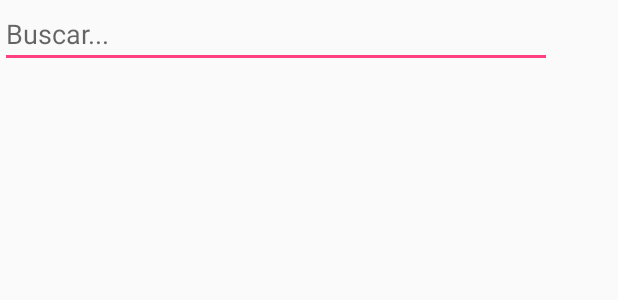
After one commit to luisf11/youtube-android-client, an Android app: the layout activity_search.xml on its own in the app's theme, with its tools: preview values and no code run, on a phone screen of 412 x 824 dp. The commit adds this screen. Shown: the top 300 px of the screen. Run offline under Robolectric (Android 15) with nearby library versions, the phone set to English and light mode, and no system bars.

Commit message:
layout changes

```diff
--- /dev/null
+++ b/app/src/main/res/layout/activity_search.xml
@@ -0,0 +1,23 @@
+<?xml version="1.0" encoding="utf-8"?>
+<LinearLayout xmlns:android="http://schemas.android.com/apk/res/android"
+    android:layout_width="match_parent"
+    android:layout_height="match_parent"
+    android:orientation="vertical"
+    >
+
+    <EditText
+        android:id="@+id/search_input"
+        android:layout_width="368dp"
+        android:layout_height="wrap_content"
+        android:hint="Buscar..."
+        android:singleLine="true"
+         />
+
+    <ListView
+        android:id="@+id/videos_found"
+        android:layout_width="0dp"
+        android:layout_height="0dp"
+        android:dividerHeight="5dp"
+         />
+
+</LinearLayout>
--- a/app/src/main/res/menu/menu_main.xml
+++ b/app/src/main/res/menu/menu_main.xml
@@ -1,7 +1,7 @@
 <menu xmlns:android="http://schemas.android.com/apk/res/android"
     xmlns:app="http://schemas.android.com/apk/res-auto"
     xmlns:tools="http://schemas.android.com/tools"
-    tools:context="com.example.luisf11.youtubeclient.MainActivity">
+    tools:context="com.example.luisf11.youtubeclient.SearchActivity">
     <item
         android:id="@+id/action_settings"
         android:orderInCategory="100"
```
Also changed, not shown: app/src/main/AndroidManifest.xml (+7 -3 lines), app/src/main/java/com/example/luisf11/youtubeclient/SearchActivity.java (renamed from app/src/main/java/com/example/luisf11/youtubeclient/MainActivity.java, +7 -4 lines), app/src/main/res/layout/activity_main.xml (deleted, +0 -34 lines), app/src/main/res/layout/content_main.xml (deleted, +0 -28 lines), 1 other file.
